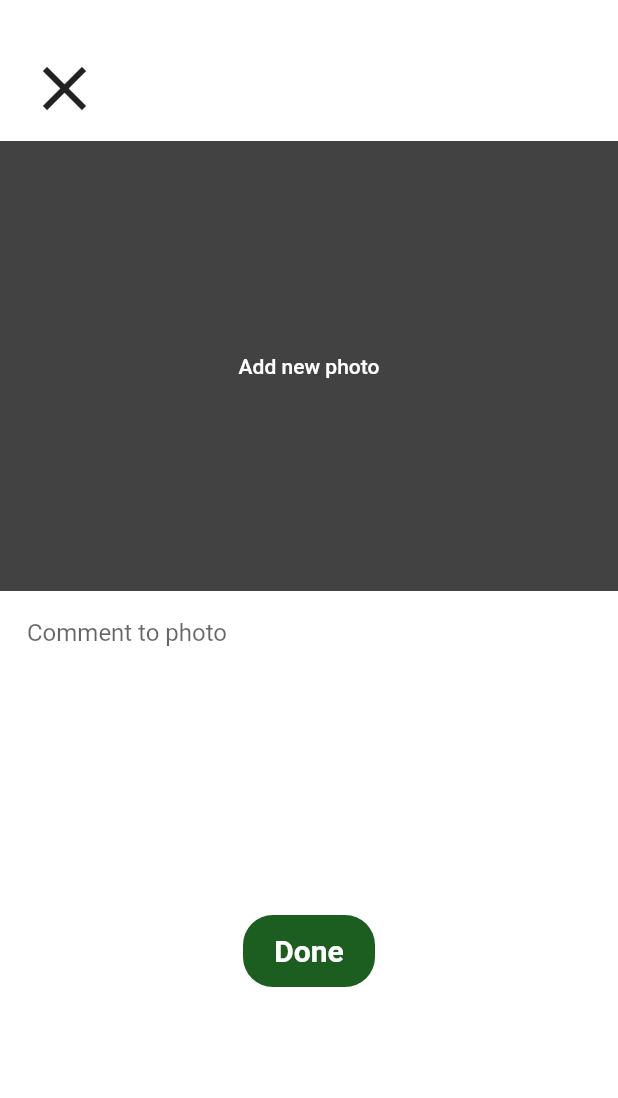
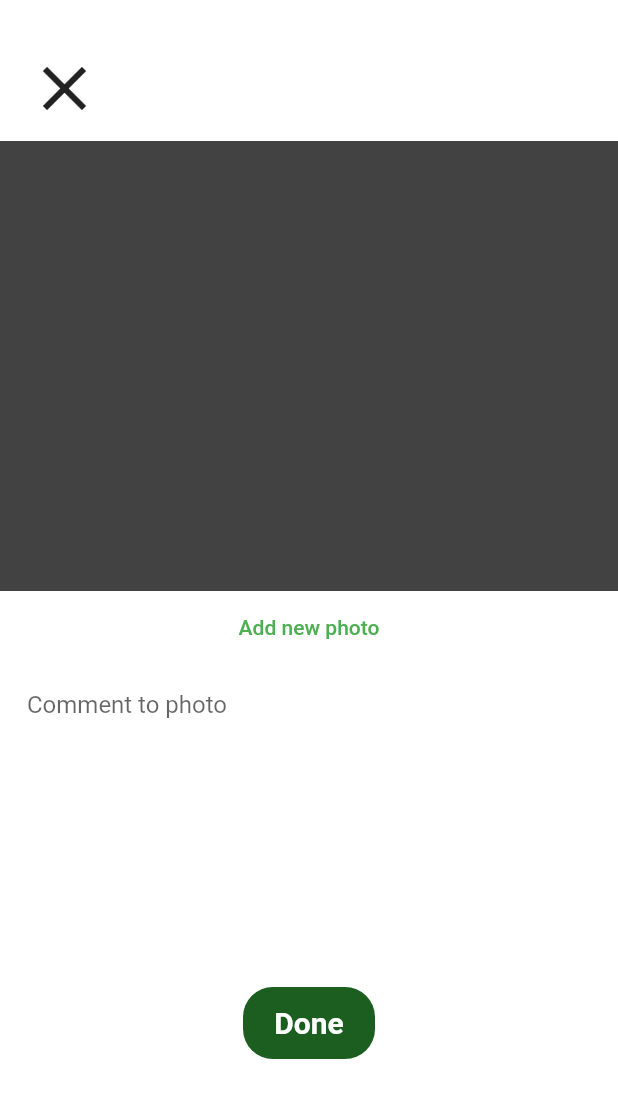
Before and after one commit to Viserion-stack/bonsai, a Flutter app: the AddPostScreen screen opened directly, after a tap on "Done", on a phone screen of 412 x 824 dp. Shown: the top 1098 px of the screen. Run offline on Flutter 3.47's test engine with Material 2 defaults, Android fonts, the phone set to English and light mode, and no system bars; our stand-ins replace cloud_firestore, firebase_auth, firebase_core, image_picker, rxdart; accounts and stored records are empty.

Commit message:
Add post funtionality

```diff
--- a/lib/screens/add_post_screen.dart
+++ b/lib/screens/add_post_screen.dart
@@ -1,6 +1,9 @@
+
 import 'dart:io';
 import 'package:bonsai_app/screens/account_screen.dart';
 import 'package:bonsai_app/screens/my_account.dart';
+import 'package:cloud_firestore/cloud_firestore.dart';
+import 'package:firebase_auth/firebase_auth.dart';
 import 'package:flutter/material.dart';
 import 'package:image_picker/image_picker.dart';
 
@@ -10,20 +13,34 @@ class AddPostScreen extends StatefulWidget {
 }
 
 class _AddPostScreenState extends State<AddPostScreen> {
+  final commentController = TextEditingController();
   File _pickedImage;
   bool isPhoto = false;
 
   void _pickImage() async {
     final pickedImageFile = await ImagePicker.pickImage(
       source: ImageSource.camera,
-      imageQuality: 50,
-      maxWidth: 150,
+      imageQuality: 100,
+      maxWidth: 650,
+      maxHeight: 650,
     );
     setState(() {
       _pickedImage = pickedImageFile;
     });
     isPhoto = true;
     //widget.imagePickFn(pickedImageFile);
+  }
+
+  void _addPost() {
+     //final user =  FirebaseAuth.instance.currentUser.uid;
+    // final userData =
+    //     await FirebaseFirestore.instance.collection('post').doc(user).get();
+    FirebaseFirestore.instance.collection('posts').add({
+      'descritpiom': commentController.toString(),
+      'imageUrl': _pickedImage,
+      'isFavorite': true,
+    });
+    commentController.clear();
   }
 
   @override
@@ -50,8 +67,7 @@ class _AddPostScreenState extends State<AddPostScreen> {
                       onPressed: () {
                         Navigator.push(
                           context,
-                          MaterialPageRoute(
-                              builder: (context) => MyAccount()),
+                          MaterialPageRoute(builder: (context) => MyAccount()),
                         );
                       },
                     ),
@@ -64,16 +80,28 @@ class _AddPostScreenState extends State<AddPostScreen> {
               Column(
                 children: <Widget>[
                   Container(
-                    decoration: BoxDecoration(color: Colors.grey[800],),
+                    decoration: BoxDecoration(
+                      color: Colors.grey[800],
+                    ),
                     height: 300,
                     width: MediaQuery.of(context).size.width,
-                    child: Center(
-                      child: FlatButton(
-                        onPressed:  _pickImage,
-                          child: Text(
+                    child: _pickedImage == null
+                        ? null
+                        : FittedBox(
+                            child: Image.file(_pickedImage),
+                            fit: BoxFit.fill,
+                          ),
+
+                  ),
+                  Center(
+                    child: FlatButton(
+                      onPressed: _pickImage,
+                      child: Text(
                         'Add new photo',
-                        style: TextStyle(color: Colors.white),
-                      )),
+                        style: TextStyle(
+                          color: Colors.green,
+                        ),
+                      ),
                     ),
                   ),
                   Padding(
@@ -111,7 +139,7 @@ class _AddPostScreenState extends State<AddPostScreen> {
                               fontSize: 20,
                               fontWeight: FontWeight.bold),
                         ),
-                        onPressed: () {},
+                        onPressed: _addPost,
                       ),
                     ),
                   ),
```
